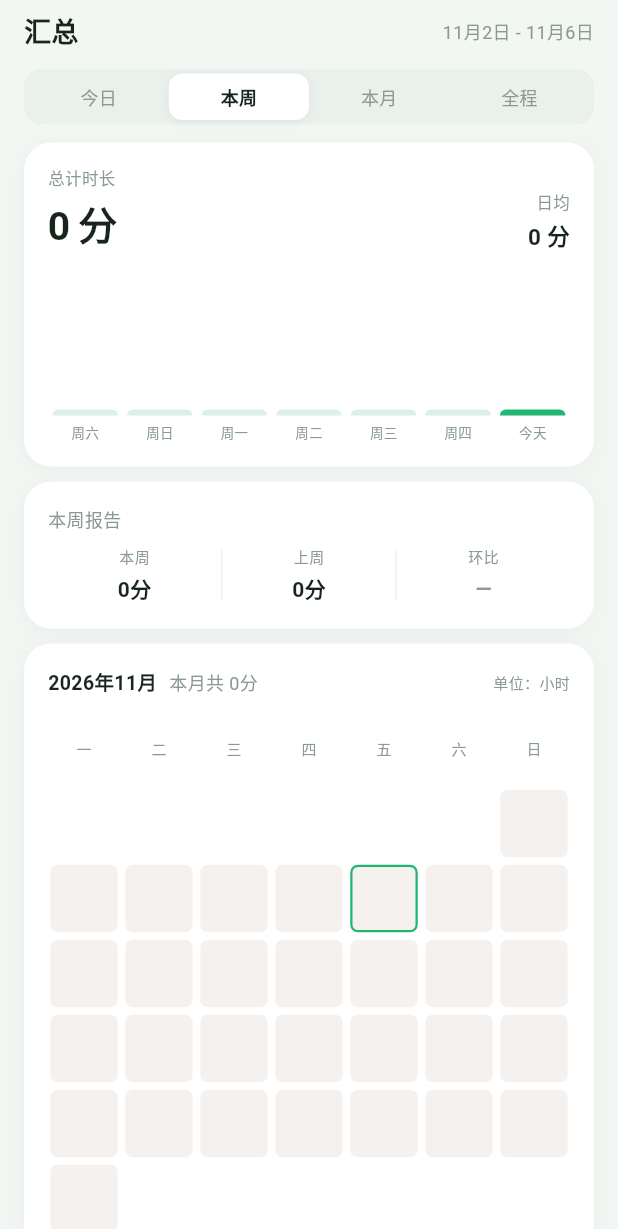
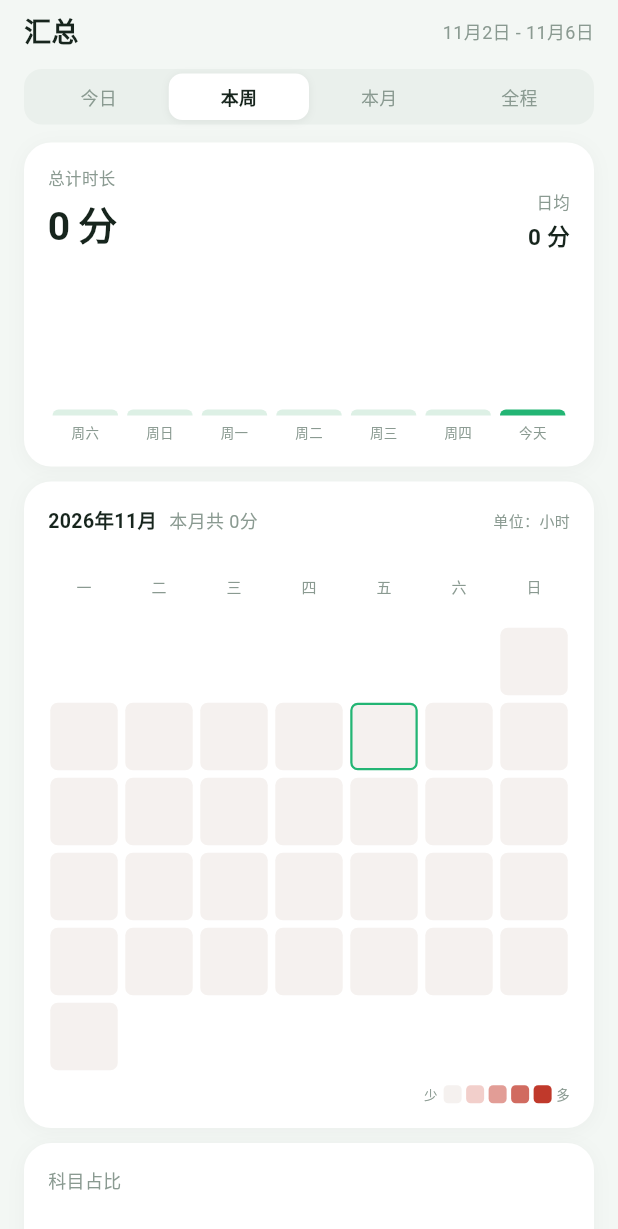
Before and after one commit to gyd258/kaoyan-time, a Flutter app: the SummaryPage widget shown alone on an empty page, opened directly, after a tap on "今日", after a tap on "本周", on a phone screen of 412 x 824 dp. Shown: the top 1229 px of the screen. Run offline on Flutter 3.47's test engine with Material 3 defaults, Android fonts, the phone set to English and light mode, and no system bars; our stand-ins replace file_picker, sqflite; accounts and stored records are empty.

Commit message:
feat: 移除周报月报，全程显示起止天数，热力图0-15小时白到深红

```diff
--- a/lib/features/summary/summary_page.dart
+++ b/lib/features/summary/summary_page.dart
@@ -108,18 +108,20 @@ class _SummaryPageState extends State<SummaryPage> {
                         ),
                     ],
                   ),
+                  if (state.range == SummaryRange.all &&
+                      state.firstDay != null) ...[
+                    const SizedBox(height: 10),
+                    Text(
+                      '自 ${fmtDayCn(parseDay(state.firstDay!))}起 · 共 ${daysBetween(parseDay(state.firstDay!), studyDayOf(DateTime.now())) + 1} 天',
+                      style: TextStyle(fontSize: 11, color: subColor(context)),
+                    ),
+                  ],
                   const SizedBox(height: 16),
                   _bars(state),
                 ],
               ),
             ),
             const SizedBox(height: 10),
-            if (state.range == SummaryRange.week ||
-                state.range == SummaryRange.month)
-              _reportCard(state),
-            if (state.range == SummaryRange.week ||
-                state.range == SummaryRange.month)
-              const SizedBox(height: 10),
             _heatmap(state),
             const SizedBox(height: 10),
             AppCard(
@@ -521,86 +523,6 @@ class _SummaryPageState extends State<SummaryPage> {
     );
   }
 
-  Widget _reportCard(AppState state) {
-    final isWeek = state.range == SummaryRange.week;
-    final cur = state.summaryTotal;
-    final prev = state.prevRangeTotal ?? 0;
-    final double? changePct = prev > 0 ? (cur - prev) / prev * 100 : null;
-    final up = cur >= prev;
-    final trendColor = up ? const Color(0xFF23B574) : AppColors.red;
-
-    return AppCard(
-      child: Column(
-        crossAxisAlignment: CrossAxisAlignment.start,
-        children: [
-          Text(isWeek ? '本周报告' : '本月报告',
-              style: TextStyle(fontSize: 12, color: subColor(context))),
-          const SizedBox(height: 10),
-          Row(
-            children: [
-              Expanded(
-                child: _reportCell(
-                  isWeek ? '本周' : '本月',
-                  fmtShort(cur),
-                  textColor(context),
-                ),
-              ),
-              Container(width: 1, height: 34, color: lineColor(context)),
-              Expanded(
-                child: _reportCell(
-                  isWeek ? '上周' : '上月',
-                  fmtShort(prev),
-                  textColor(context),
-                ),
-              ),
-              Container(width: 1, height: 34, color: lineColor(context)),
-              Expanded(
-                child: _reportCell(
-                  '环比',
-                  changePct == null
-                      ? '—'
-                      : '${up ? '+' : ''}${changePct.toStringAsFixed(0)}%',
-                  prev == 0 && cur == 0 ? subColor(context) : trendColor,
-                ),
-              ),
-            ],
-          ),
-          if (state.bestDayKey != null) ...[
-            const SizedBox(height: 10),
-            Divider(height: 1, color: lineColor(context)),
-            const SizedBox(height: 10),
-            Row(
-              children: [
-                Text('最佳学习日',
-                    style: TextStyle(fontSize: 12, color: subColor(context))),
-                const Spacer(),
-                Text(
-                  '${fmtDayCn(parseDay(state.bestDayKey!))} · ${fmtShort(state.bestDayMinutes)}',
-                  style: TextStyle(
-                      fontSize: 13,
-                      fontWeight: FontWeight.w600,
-                      color: textColor(context)),
-                ),
-              ],
-            ),
-          ],
-        ],
-      ),
-    );
-  }
-
-  Widget _reportCell(String label, String value, Color valueColor) {
-    return Column(
-      children: [
-        Text(label, style: TextStyle(fontSize: 10, color: subColor(context))),
-        const SizedBox(height: 4),
-        Text(value,
-            style: TextStyle(
-                fontSize: 14, fontWeight: FontWeight.w700, color: valueColor)),
-      ],
-    );
-  }
-
   Widget _heatmap(AppState state) {
     final day = state.selectedDay;
     final year = day.year;
@@ -687,10 +609,10 @@ class _SummaryPageState extends State<SummaryPage> {
               const SizedBox(width: 4),
               for (final c in [
                 _heatColor(0),
-                _heatColor(120),
-                _heatColor(360),
-                _heatColor(720),
-                _heatColor(1440),
+                _heatColor(180),
+                _heatColor(420),
+                _heatColor(660),
+                _heatColor(900),
               ])
                 Container(
                   width: 12,
@@ -710,9 +632,9 @@ class _SummaryPageState extends State<SummaryPage> {
     if (minutes <= 0) {
       return isDark(context) ? const Color(0xFF23282E) : const Color(0xFFF5F1EF);
     }
-    // 0~24 小时线性从浅红到深红
-    final t = (minutes / 1440).clamp(0.0, 1.0);
-    return Color.lerp(const Color(0xFFFFE4E0), const Color(0xFFC0392B), t)!;
+    // 0~15 小时线性从白到深红
+    final t = (minutes / 900).clamp(0.0, 1.0);
+    return Color.lerp(const Color(0xFFFFF5F3), const Color(0xFFC0392B), t)!;
   }
 
   Widget _subjectList(AppState state, List<SubjectSummary> items) {
--- a/lib/state/app_state.dart
+++ b/lib/state/app_state.dart
@@ -37,9 +37,7 @@ class AppState extends ChangeNotifier {
   int summaryDays = 1;
   Map<String, int> last7 = {};
   Map<String, int> monthHeatmap = {};
-  int? prevRangeTotal; // 上一周期（上周/上月）总时长
-  String? bestDayKey; // 本期最佳学习日
-  int bestDayMinutes = 0;
+  String? firstDay; // 最早一条记录的学习日
 
   int? noteFilterSubjectId;
   String noteQuery = '';
@@ -249,44 +247,7 @@ class AppState extends ChangeNotifier {
     final mEndDay = DateTime(today.year, today.month + 1, 0).day;
     final mEnd = DateTime(today.year, today.month, mEndDay);
     monthHeatmap = await db.minutesByDay(from: dayKey(mStart), to: dayKey(mEnd));
-    // 周报/月报：上一周期对比 + 本期最佳学习日
-    prevRangeTotal = null;
-    bestDayKey = null;
-    bestDayMinutes = 0;
-    if (range == SummaryRange.week || range == SummaryRange.month) {
-      final DateTime curStart;
-      final DateTime curEnd;
-      final DateTime prevStart;
-      final DateTime prevEnd;
-      if (range == SummaryRange.week) {
-        curStart = weekStart(today);
-        curEnd = today;
-        prevStart = curStart.subtract(const Duration(days: 7));
-        prevEnd = curStart.subtract(const Duration(days: 1));
-      } else {
-        curStart = DateTime(today.year, today.month, 1);
-        curEnd = today;
-        prevStart = DateTime(today.year, today.month - 1, 1);
-        prevEnd = DateTime(today.year, today.month, 0);
-      }
-      final prevMap = await db.minutesByDay(
-          from: dayKey(prevStart), to: dayKey(prevEnd));
-      prevRangeTotal = prevMap.values.fold<int>(0, (a, b) => a + b);
-      final curMap = await db.minutesByDay(
-          from: dayKey(curStart), to: dayKey(curEnd));
-      String? bestKey;
-      var bestVal = 0;
-      curMap.forEach((k, v) {
-        if (v > bestVal) {
-          bestVal = v;
-          bestKey = k;
-        }
-      });
-      if (bestKey != null) {
-        bestDayKey = bestKey;
-        bestDayMinutes = bestVal;
-      }
-    }
+    firstDay = await db.firstEntryDay();
     notifyListeners();
   }
 
```
